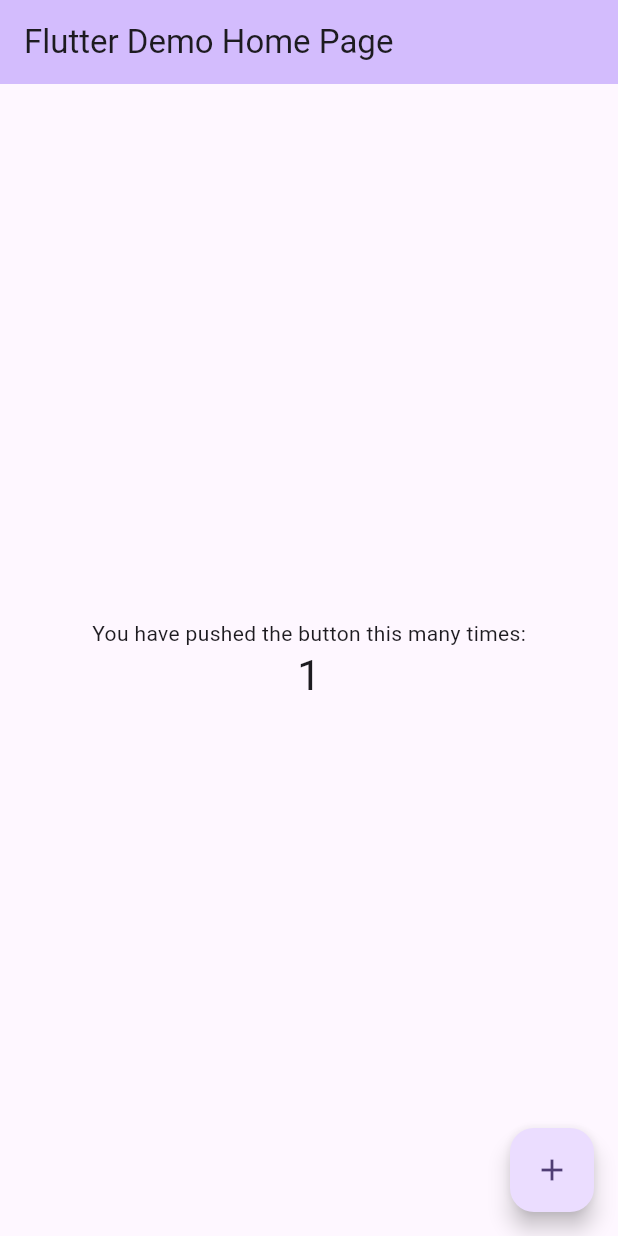
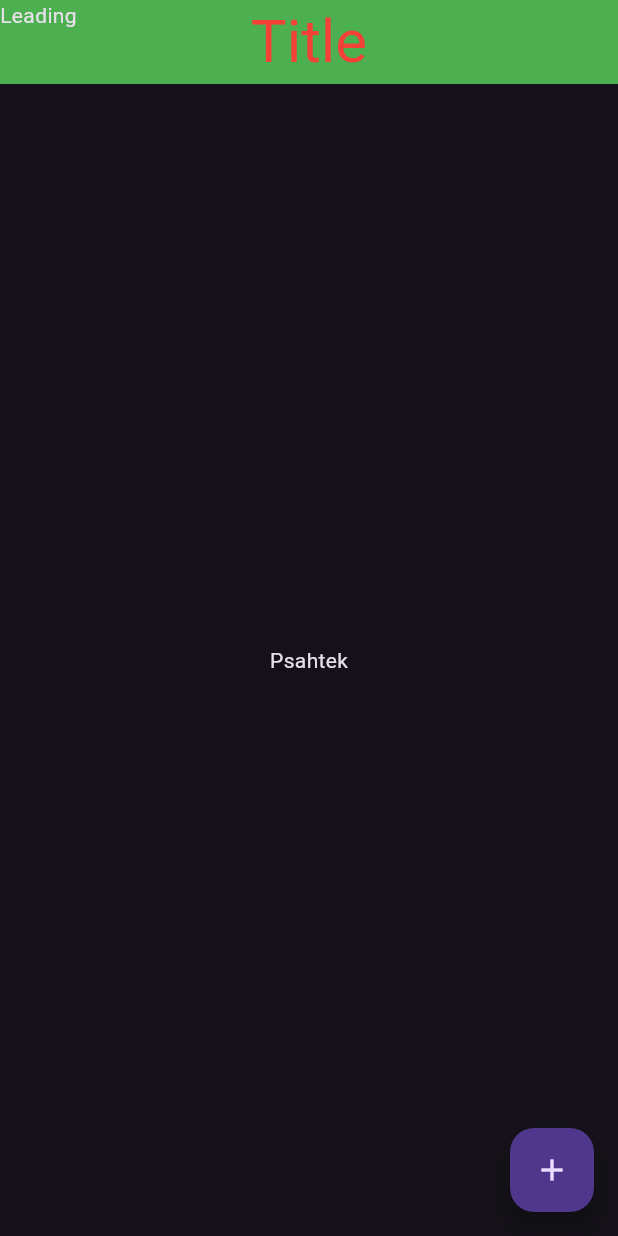
Before and after one commit to EvilKroma/Dayliho-App, a Flutter app: the screen it shows after launch, after a tap on the "add" icon, on a phone screen of 412 x 824 dp. Run offline on Flutter 3.47's test engine with Material 3 defaults, Android fonts, the phone set to English and light mode, and no system bars.

```diff
--- a/lib/main.dart
+++ b/lib/main.dart
@@ -1,125 +1,31 @@
 import 'package:flutter/material.dart';
 
 void main() {
-  runApp(const MyApp());
+  runApp(/*const*/ MaterialApp(
+    debugShowCheckedModeBanner: false,
+    home: Principale(),
+    theme: ThemeData.dark(),
+  ));
 }
 
-class MyApp extends StatelessWidget {
-  const MyApp({super.key});
+class Principale extends StatelessWidget {
+  const Principale({super.key});
 
-  // This widget is the root of your application.
   @override
   Widget build(BuildContext context) {
-    return MaterialApp(
-      title: 'Flutter Demo',
-      theme: ThemeData(
-        // This is the theme of your application.
-        //
-        // TRY THIS: Try running your application with "flutter run". You'll see
-        // the application has a purple toolbar. Then, without quitting the app,
-        // try changing the seedColor in the colorScheme below to Colors.green
-        // and then invoke "hot reload" (save your changes or press the "hot
-        // reload" button in a Flutter-supported IDE, or press "r" if you used
-        // the command line to start the app).
-        //
-        // Notice that the counter didn't reset back to zero; the application
-        // state is not lost during the reload. To reset the state, use hot
-        // restart instead.
-        //
-        // This works for code too, not just values: Most code changes can be
-        // tested with just a hot reload.
-        colorScheme: ColorScheme.fromSeed(seedColor: Colors.deepPurple),
-        useMaterial3: true,
+    return Scaffold(
+      appBar: AppBar(
+        leading: Text('Leading'),
+        title: Text('Title'),
+        titleTextStyle: TextStyle(color: Colors.red, fontSize: 40),
+        backgroundColor: Colors.green,
+        centerTitle: true,
       ),
-      home: const MyHomePage(title: 'Flutter Demo Home Page'),
+      body: Center(child: Text('Psahtek')),
+      floatingActionButton: FloatingActionButton(
+        onPressed: () => print('FloatingActionButton cliqué'),
+        child: Icon(Icons.add),
+      ),
     );
   }
 }
-
-class MyHomePage extends StatefulWidget {
-  const MyHomePage({super.key, required this.title});
-
-  // This widget is the home page of your application. It is stateful, meaning
-  // that it has a State object (defined below) that contains fields that affect
-  // how it looks.
-
-  // This class is the configuration for the state. It holds the values (in this
-  // case the title) provided by the parent (in this case the App widget) and
-  // used by the build method of the State. Fields in a Widget subclass are
-  // always marked "final".
-
-  final String title;
-
-  @override
-  State<MyHomePage> createState() => _MyHomePageState();
-}
-
-class _MyHomePageState extends State<MyHomePage> {
-  int _counter = 0;
-
-  void _incrementCounter() {
-    setState(() {
-      // This call to setState tells the Flutter framework that something has
-      // changed in this State, which causes it to rerun the build method below
-      // so that the display can reflect the updated values. If we changed
-      // _counter without calling setState(), then the build method would not be
-      // called again, and so nothing would appear to happen.
-      _counter++;
-    });
-  }
-
-  @override
-  Widget build(BuildContext context) {
-    // This method is rerun every time setState is called, for instance as done
-    // by the _incrementCounter method above.
-    //
-    // The Flutter framework has been optimized to make rerunning build methods
-    // fast, so that you can just rebuild anything that needs updating rather
-    // than having to individually change instances of widgets.
-    return Scaffold(
-      appBar: AppBar(
-        // TRY THIS: Try changing the color here to a specific color (to
-        // Colors.amber, perhaps?) and trigger a hot reload to see the AppBar
-        // change color while the other colors stay the same.
-        backgroundColor: Theme.of(context).colorScheme.inversePrimary,
-        // Here we take the value from the MyHomePage object that was created by
-        // the App.build method, and use it to set our appbar title.
-        title: Text(widget.title),
-      ),
-      body: Center(
-        // Center is a layout widget. It takes a single child and positions it
-        // in the middle of the parent.
-        child: Column(
-          // Column is also a layout widget. It takes a list of children and
-          // arranges them vertically. By default, it sizes itself to fit its
-          // children horizontally, and tries to be as tall as its parent.
-          //
-          // Column has various properties to control how it sizes itself and
-          // how it positions its children. Here we use mainAxisAlignment to
-          // center the children vertically; the main axis here is the vertical
-          // axis because Columns are vertical (the cross axis would be
-          // horizontal).
-          //
-          // TRY THIS: Invoke "debug painting" (choose the "Toggle Debug Paint"
-          // action in the IDE, or press "p" in the console), to see the
-          // wireframe for each widget.
-          mainAxisAlignment: MainAxisAlignment.center,
-          children: <Widget>[
-            const Text(
-              'You have pushed the button this many times:',
-            ),
-            Text(
-              '$_counter',
-              style: Theme.of(context).textTheme.headlineMedium,
-            ),
-          ],
-        ),
-      ),
-      floatingActionButton: FloatingActionButton(
-        onPressed: _incrementCounter,
-        tooltip: 'Increment',
-        child: const Icon(Icons.add),
-      ), // This trailing comma makes auto-formatting nicer for build methods.
-    );
-  }
-}
```
Also changed, not shown: 1 other file.
